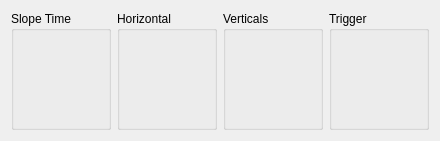
Before: the Qt Designer form contrib/agilent/libs/ap240w/ap240form.ui in qtplatz/qtplatz, drawn with Qt 5.
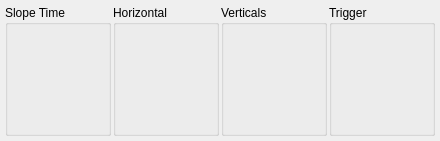
After: the same form once the commit is applied.

```diff
--- a/contrib/agilent/libs/ap240w/ap240form.ui
+++ b/contrib/agilent/libs/ap240w/ap240form.ui
@@ -14,6 +14,21 @@
    <string>Form</string>
   </property>
   <layout class="QHBoxLayout" name="horizontalLayout_2">
+   <property name="spacing">
+    <number>2</number>
+   </property>
+   <property name="leftMargin">
+    <number>5</number>
+   </property>
+   <property name="topMargin">
+    <number>5</number>
+   </property>
+   <property name="rightMargin">
+    <number>5</number>
+   </property>
+   <property name="bottomMargin">
+    <number>5</number>
+   </property>
    <item>
     <widget class="QGroupBox" name="groupBox_2">
      <property name="title">
```
